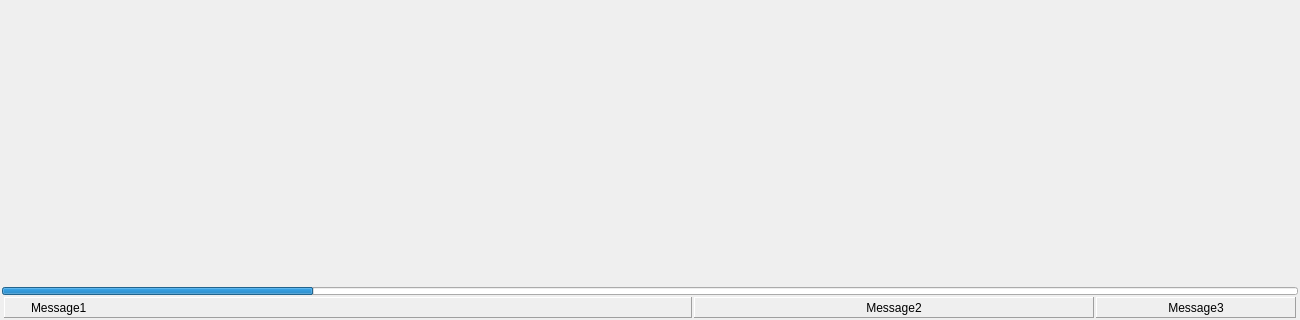
LasFreitas/Bike, file Screen/frmMain.ui: the form before one commit; both pictures show x 0 to 1300 and y 530 to 850 of the 1300 by 850 pixel window.
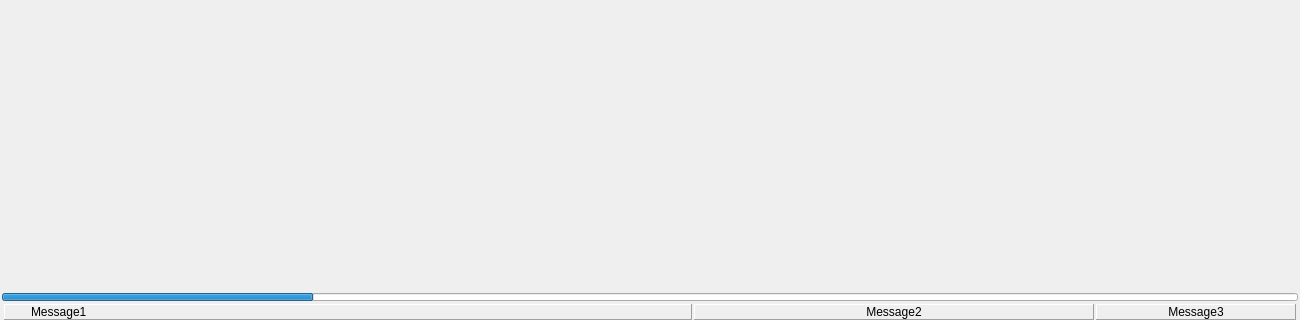
The form after the commit. Icons and pictures are not drawn.

Commit message: Feature Label M_Message FrmMain

Patch:
```diff
--- a/Screen/frmMain.ui
+++ b/Screen/frmMain.ui
@@ -828,7 +828,7 @@
    <property name="geometry">
     <rect>
      <x>0</x>
-     <y>815</y>
+     <y>820</y>
      <width>1300</width>
      <height>35</height>
     </rect>
@@ -907,7 +907,7 @@
     <item>
      <widget class="QFrame" name="frStatus">
       <property name="sizePolicy">
-       <sizepolicy hsizetype="Expanding" vsizetype="Preferred">
+       <sizepolicy hsizetype="Expanding" vsizetype="Fixed">
         <horstretch>0</horstretch>
         <verstretch>0</verstretch>
        </sizepolicy>
```
The commit also changes 1 other file.
